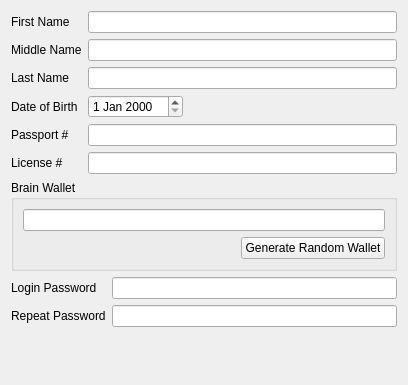
Before: the Qt Designer form profile_wizard/ProfileEditPage.ui in InvictusInnovations/keyhotee, drawn with Qt 5.
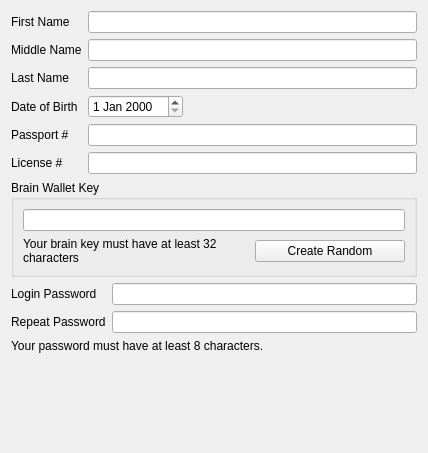
After: the same form once the commit is applied.

Commit message: updating profile wizard

Diff of the .ui file:
```diff
--- a/profile_wizard/ProfileEditPage.ui
+++ b/profile_wizard/ProfileEditPage.ui
@@ -6,15 +6,15 @@
    <rect>
     <x>0</x>
     <y>0</y>
-    <width>408</width>
-    <height>385</height>
+    <width>428</width>
+    <height>453</height>
    </rect>
   </property>
   <property name="windowTitle">
    <string>WizardPage</string>
   </property>
-  <layout class="QGridLayout" name="gridLayout_2">
-   <item row="0" column="0">
+  <layout class="QVBoxLayout" name="verticalLayout">
+   <item>
     <layout class="QFormLayout" name="formLayout_2">
      <property name="fieldGrowthPolicy">
       <enum>QFormLayout::ExpandingFieldsGrow</enum>
@@ -116,7 +116,7 @@
      </item>
     </layout>
    </item>
-   <item row="1" column="0">
+   <item>
     <widget class="QGroupBox" name="groupBox">
      <property name="minimumSize">
       <size>
@@ -131,7 +131,7 @@
       </size>
      </property>
      <property name="title">
-      <string>Brain Wallet</string>
+      <string>Brain Wallet Key</string>
      </property>
      <layout class="QGridLayout" name="gridLayout">
       <item row="0" column="0" colspan="2">
@@ -142,42 +142,32 @@
        </widget>
       </item>
       <item row="1" column="0">
-       <spacer name="horizontalSpacer">
-        <property name="orientation">
-         <enum>Qt::Horizontal</enum>
+       <widget class="QLabel" name="brainkey_warning">
+        <property name="text">
+         <string>Your brain key must have at least 32 characters</string>
         </property>
-        <property name="sizeHint" stdset="0">
-         <size>
-          <width>61</width>
-          <height>20</height>
-         </size>
+        <property name="wordWrap">
+         <bool>true</bool>
         </property>
-       </spacer>
+       </widget>
       </item>
       <item row="1" column="1">
        <widget class="QPushButton" name="generaterandom">
-        <property name="text">
-         <string>Generate Random Wallet</string>
-        </property>
-       </widget>
-      </item>
-     </layout>
-    </widget>
-   </item>
-   <item row="3" column="0">
-    <spacer name="verticalSpacer">
-     <property name="orientation">
-      <enum>Qt::Vertical</enum>
-     </property>
-     <property name="sizeHint" stdset="0">
+        <property name="maximumSize">
       <size>
-       <width>20</width>
-       <height>33</height>
-      </size>
-     </property>
-    </spacer>
-   </item>
-   <item row="2" column="0">
+          <width>150</width>
+          <height>16777215</height>
+         </size>
+        </property>
+        <property name="text">
+         <string>Create Random</string>
+        </property>
+       </widget>
+      </item>
+     </layout>
+    </widget>
+   </item>
+   <item>
     <layout class="QFormLayout" name="formLayout">
      <property name="fieldGrowthPolicy">
       <enum>QFormLayout::ExpandingFieldsGrow</enum>
@@ -212,6 +202,26 @@
      </item>
     </layout>
    </item>
+   <item>
+    <widget class="QLabel" name="password_warning">
+     <property name="text">
+      <string>Your password must have at least 8 characters.</string>
+     </property>
+    </widget>
+   </item>
+   <item>
+    <spacer name="verticalSpacer">
+     <property name="orientation">
+      <enum>Qt::Vertical</enum>
+     </property>
+     <property name="sizeHint" stdset="0">
+      <size>
+       <width>20</width>
+       <height>33</height>
+      </size>
+     </property>
+    </spacer>
+   </item>
   </layout>
  </widget>
  <resources/>
```
Left out of the diff: 14 changed lines with no effect on the pictures. Lines whose indentation alone changed are shown as unchanged. The commit also changes 6 other files.
